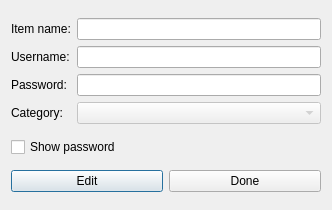
Old version of the form cubepass/itemdetails.ui in the repository kobus-v-schoor/cubepass.
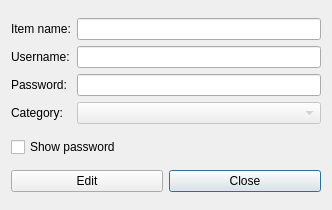
New version of the form. Icons and pictures are not drawn.

```diff
--- a/cubepass/itemdetails.ui
+++ b/cubepass/itemdetails.ui
@@ -110,17 +110,17 @@
         <string>Edit</string>
        </property>
        <property name="default">
-        <bool>true</bool>
+        <bool>false</bool>
        </property>
       </widget>
      </item>
      <item>
       <widget class="QPushButton" name="btnDone">
        <property name="text">
-        <string>Done</string>
+        <string>Close</string>
        </property>
        <property name="default">
-        <bool>false</bool>
+        <bool>true</bool>
        </property>
       </widget>
      </item>
```
Left out of the diff: 8 changed lines with no effect on the pictures.
